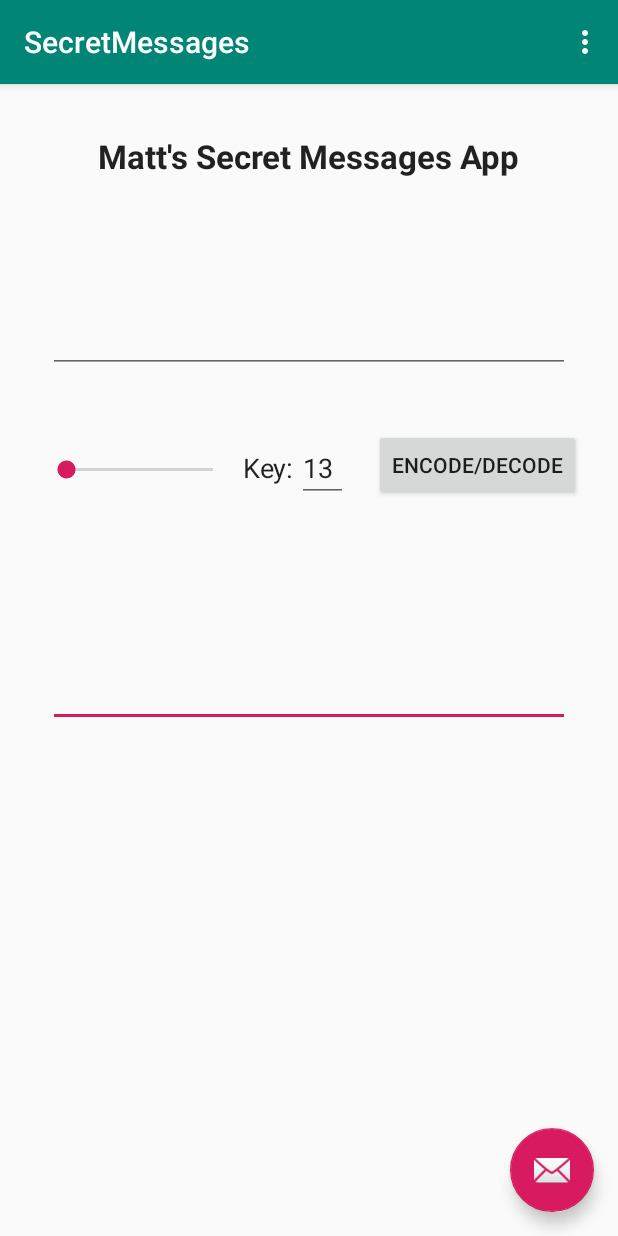
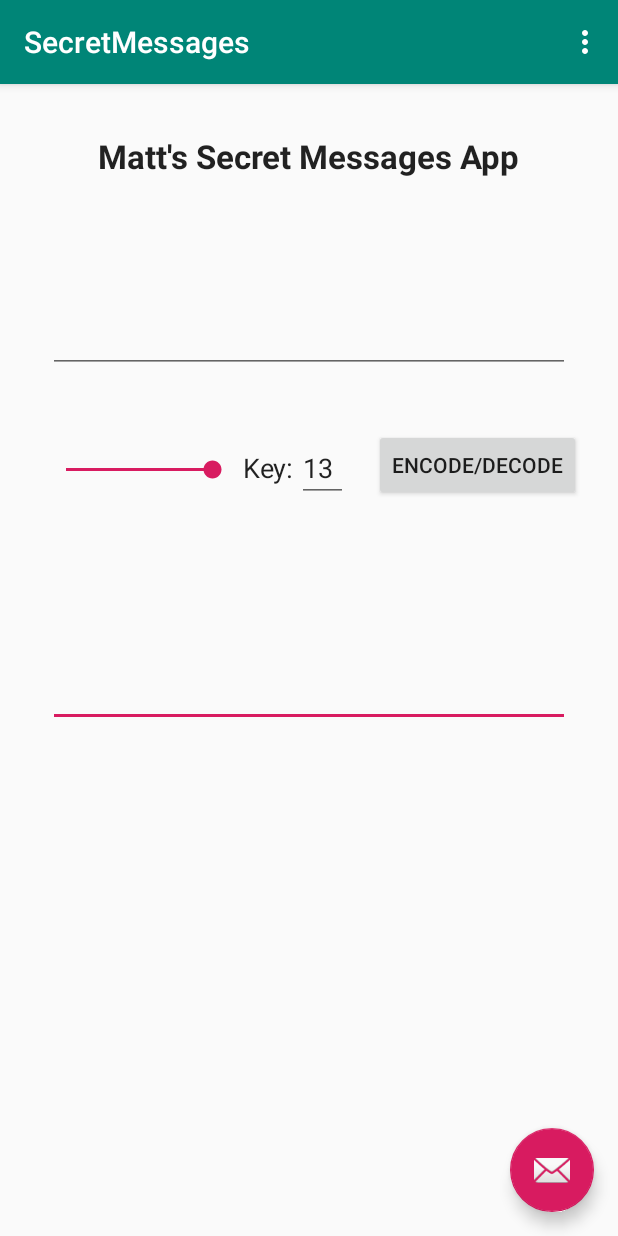
Before and after one commit to MatthewCookUNR/Getting-Started-with-Java, an Android app: the screen it shows after launch (MainActivity), on a phone screen of 412 x 824 dp. Run offline under Robolectric (Android 15) with nearby library versions, the phone set to English and light mode, and no system bars.

```diff
--- a/SecretMessages/Android App/app/src/main/AndroidManifest.xml
+++ b/SecretMessages/Android App/app/src/main/AndroidManifest.xml
@@ -15,8 +15,12 @@
             android:theme="@style/AppTheme.NoActionBar">
             <intent-filter>
                 <action android:name="android.intent.action.MAIN" />
-
                 <category android:name="android.intent.category.LAUNCHER" />
+            </intent-filter>
+            <intent-filter>
+                <action android:name="android.intent.action.SEND" />
+                <category android:name="android.intent.category.DEFAULT" />
+                <data android:mimeType="text/*" />
             </intent-filter>
         </activity>
     </application>
--- a/SecretMessages/Android App/app/src/main/res/layout/content_main.xml
+++ b/SecretMessages/Android App/app/src/main/res/layout/content_main.xml
@@ -23,7 +23,7 @@
         android:layout_marginEnd="32dp"
         android:layout_marginRight="32dp"
         android:ems="10"
-        android:inputType="textMultiLine" />
+        android:inputType="textMultiLine|textNoSuggestions" />
 
     <TextView
         android:id="@+id/appTitle"
@@ -69,7 +69,9 @@
         android:layout_alignParentTop="true"
         android:layout_marginStart="28dp"
         android:layout_marginLeft="28dp"
-        android:layout_marginTop="241dp" />
+        android:layout_marginTop="241dp"
+        android:max="26"
+        android:progress="26" />
 
     <TextView
         android:id="@+id/keyLabel"
```
Also changed, not shown: SecretMessages/Android App/app/src/main/java/com/example/secretmessages/MainActivity.java (+48 -2 lines).
